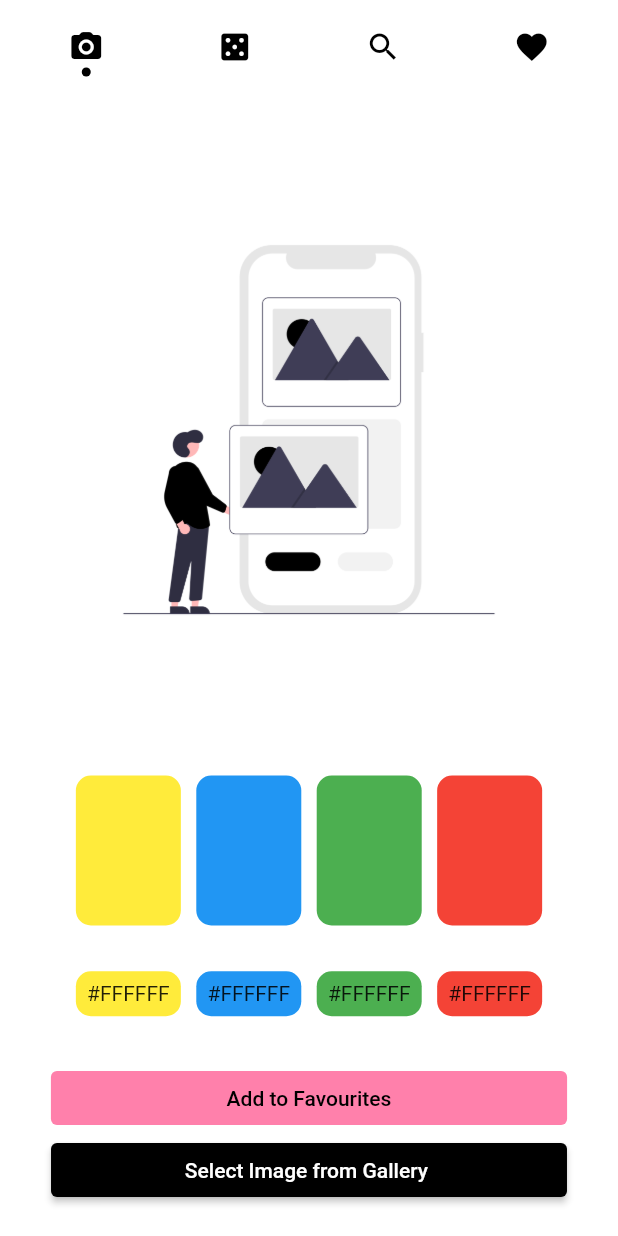
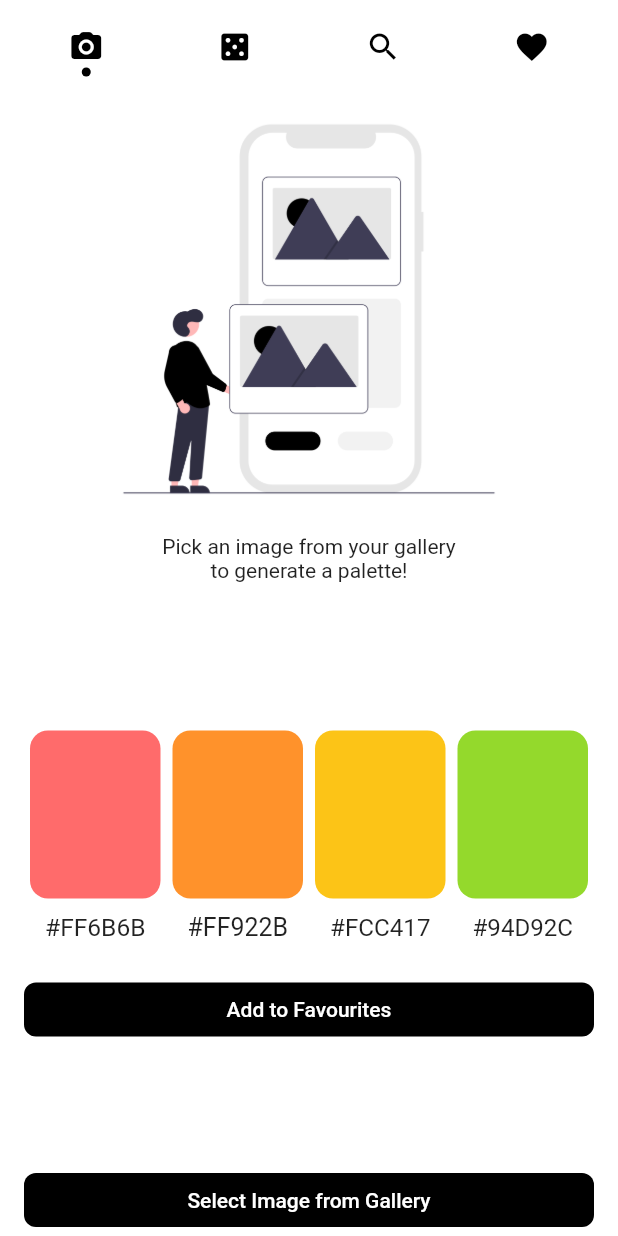
Before and after one commit to sudotensor/arcus, a Flutter app: the screen it shows after launch, on a phone screen of 412 x 824 dp. Run offline on Flutter 3.47's test engine with Material 2 defaults, Android fonts, the phone set to English and light mode, and no system bars; our stand-ins replace image_picker, tab_indicator_styler.

Commit message:
Update local image picker page

```diff
--- a/lib/local_image_picker.dart
+++ b/lib/local_image_picker.dart
@@ -43,171 +43,194 @@ class GalleryAccessState extends State<GalleryAccess> {
             child: new Column(
               mainAxisAlignment: MainAxisAlignment.center,
               children: <Widget>[
-                Spacer(),
                 SizedBox(
-                  height: 400.0,
                   width: 350.0,
                   child: galleryFile == null
-                      ? Center(child: new Container (
+                      ? Center(
+                          child: new Container(
                           height: 300.0,
                           width: 450.0,
                           color: Colors.transparent,
-                          child: Image.asset('assets/undraw_Organize_photos_re_ogcy.png'),
+                          child: Image.asset(
+                              'assets/undraw_Organize_photos_re_ogcy.png'),
                         ))
                       : Center(child: new Image.file(galleryFile)),
                 ),
+                Text(
+                  "Pick an image from your gallery\nto generate a palette!",
+                  textAlign: TextAlign.center,
+                ),
+                Padding(padding: EdgeInsets.only(top: 16)),
                 Spacer(),
-                Row (
+                Row(
                     mainAxisAlignment: MainAxisAlignment.spaceEvenly,
                     children: <Widget>[
-                    Padding (padding: EdgeInsets.all(15.0)),
-                    Container(
-                      height: 100.0,
-                      width: 70.0,
+                      Padding(padding: EdgeInsets.symmetric(horizontal: 8)),
+                      Flexible(
+                          flex: 1,
+                          child: Container(
+                              padding: EdgeInsets.all(4),
+                              height: 120.0,
                               color: Colors.transparent,
                               child: Container(
                                   decoration: BoxDecoration(
-                          color: Colors.yellow,
-                          borderRadius: BorderRadius.all(Radius.circular(10),
+                                color: Color(0xFFFF6b6b),
+                                borderRadius: BorderRadius.all(
+                                  Radius.circular(12),
                                 ),
-                      )
-                    )
-                    ),
-                    Container(
-                        height: 100.0,
-                        width: 70.0,
+                              )))),
+                      Flexible(
+                          flex: 1,
+                          child: Container(
+                              padding: EdgeInsets.all(4),
+                              height: 120.0,
                               color: Colors.transparent,
                               child: Container(
                                   decoration: BoxDecoration(
-                              color: Colors.blue,
-                              borderRadius: BorderRadius.all(Radius.circular(10),
+                                color: Color(0xFFff922b),
+                                borderRadius: BorderRadius.all(
+                                  Radius.circular(12),
                                 ),
-                            )
-                        )
-                    ),
-                    Container(
-                        height: 100.0,
-                        width: 70.0,
+                              )))),
+                      Flexible(
+                          flex: 1,
+                          child: Container(
+                              padding: EdgeInsets.all(4),
+                              height: 120.0,
                               color: Colors.transparent,
                               child: Container(
                                   decoration: BoxDecoration(
-                              color: Colors.green,
-                              borderRadius: BorderRadius.all(Radius.circular(10),
+                                color: Color(0xFFFCC417),
+                                borderRadius: BorderRadius.all(
+                                  Radius.circular(12),
                                 ),
-                            )
-                        )
-                    ),
-                    Container(
-                        height: 100.0,
-                        width: 70.0,
+                              )))),
+                      Flexible(
+                          flex: 1,
+                          child: Container(
+                              padding: EdgeInsets.all(4),
+                              height: 120.0,
                               color: Colors.transparent,
                               child: Container(
                                   decoration: BoxDecoration(
-                              color: Colors.red,
-                              borderRadius: BorderRadius.all(Radius.circular(10),
+                                color: Color(0xFF94d92c),
+                                borderRadius: BorderRadius.all(
+                                  Radius.circular(12),
                                 ),
-                            )
-                        )
-                    ),
-                    Padding (padding: EdgeInsets.all(15.0)),
-                  ]
-                ),
-                Spacer(),
-                Row (
+                              )))),
+                      Padding(padding: EdgeInsets.symmetric(horizontal: 8)),
+                    ]),
+                Row(
                     mainAxisAlignment: MainAxisAlignment.spaceEvenly,
                     children: <Widget>[
-                      Padding (padding: EdgeInsets.all(15.0)),
-                      Container(
+                      Padding(padding: EdgeInsets.symmetric(horizontal: 8.0)),
+                      Flexible(
+                          flex: 1,
+                          child: Container(
                             height: 30.0,
-                          width: 70.0,
+                            padding: EdgeInsets.symmetric(horizontal: 8),
                             color: Colors.transparent,
                             child: Container(
                               decoration: BoxDecoration(
-                                color: Colors.yellow,
-                                borderRadius: BorderRadius.all(Radius.circular(10),
+                                borderRadius: BorderRadius.all(
+                                  Radius.circular(10),
                                 ),
                               ),
-                            padding: EdgeInsets.all(7.0),
+                              padding: EdgeInsets.symmetric(horizontal: 6),
                               child: FittedBox(
-                              child: Text('#FFFFFF'),
+                                child: Text('#FF6B6B'),
                               ),
                             ),
-                      ),
-                      Container(
+                          )),
+                      Flexible(
+                          flex: 1,
+                          child: Container(
+                              padding: EdgeInsets.symmetric(horizontal: 8),
                               height: 30.0,
-                          width: 70.0,
                               color: Colors.transparent,
                               child: Container(
                                 decoration: BoxDecoration(
-                                color: Colors.blue,
-                                borderRadius: BorderRadius.all(Radius.circular(10),
+                                  borderRadius: BorderRadius.all(
+                                    Radius.circular(10),
                                   ),
                                 ),
-                            padding: EdgeInsets.all(7.0),
+                                padding: EdgeInsets.symmetric(horizontal: 6),
                                 child: FittedBox(
-                              child: Text('#FFFFFF'),
+                                  child: Text('#FF922B'),
                                 ),
-                          )
-                      ),
-                      Container(
+                              ))),
+                      Flexible(
+                          flex: 1,
+                          child: Container(
+                              padding: EdgeInsets.symmetric(horizontal: 8),
                               height: 30.0,
-                          width: 70.0,
                               color: Colors.transparent,
                               child: Container(
                                 decoration: BoxDecoration(
-                                color: Colors.green,
-                                borderRadius: BorderRadius.all(Radius.circular(10),
+                                  borderRadius: BorderRadius.all(
+                                    Radius.circular(10),
                                   ),
                                 ),
-                            padding: EdgeInsets.all(7.0),
+                                padding: EdgeInsets.symmetric(horizontal: 6),
                                 child: FittedBox(
-                              child: Text('#FFFFFF'),
+                                  child: Text('#FCC417'),
                                 ),
-                          )
-                      ),
-                      Container(
+                              ))),
+                      Flexible(
+                          flex: 1,
+                          child: Container(
+                              padding: EdgeInsets.symmetric(horizontal: 8),
                               height: 30.0,
-                          width: 70.0,
                               color: Colors.transparent,
                               child: Container(
                                 decoration: BoxDecoration(
-                                color: Colors.red,
-                                borderRadius: BorderRadius.all(Radius.circular(10),
+                                  borderRadius: BorderRadius.all(
+                                    Radius.circular(10),
                                   ),
                                 ),
-                            padding: EdgeInsets.all(7.0),
+                                padding: EdgeInsets.symmetric(horizontal: 6),
                                 child: FittedBox(
-                              child: Text('#FFFFFF'),
+                                  child: Text('#94D92C'),
                                 ),
-                          )
-                      ),
-                      Padding (padding: EdgeInsets.all(15.0)),
-                    ]
-                ),
-                Spacer(),
-                new ElevatedButton(
-                  style: ButtonStyle(
-                    backgroundColor: MaterialStateProperty.all<Color>(Colors.pinkAccent[100]),
-                  ),
+                              ))),
+                      Padding(padding: EdgeInsets.symmetric(horizontal: 8.0)),
+                    ]),
+                Padding(padding: EdgeInsets.only(top: 16)),
+                SafeArea(
+                    minimum: EdgeInsets.symmetric(horizontal: 16),
+                    child: ButtonTheme(
+                        minWidth: double.infinity,
+                        child: new FlatButton(
+                          shape: RoundedRectangleBorder(
+                              borderRadius: BorderRadius.circular(8.0)),
+                          color: Colors.black,
                           child: new Text(
-                    '                             Add to Favourites                             ',
-                    style: TextStyle(color: Colors.black.withOpacity(1),
-                   ),
-                  ),
-                  //onPressed: getImage,
-                ),
-                new ElevatedButton(
-                    style: ButtonStyle(
-                      backgroundColor: MaterialStateProperty.all<Color>(Colors.black),
-                    ),
-                  child: new Text(
-                    '                     Select Image from Gallery                      ',
-                    style: TextStyle(color: Colors.white.withOpacity(1),
+                            'Add to Favourites',
+                            textAlign: TextAlign.center,
+                            style: TextStyle(
+                              color: Colors.white.withOpacity(1),
                             ),
                           ),
                           onPressed: getImage,
+                        ))),
+                Spacer(),
+                SafeArea(
+                    minimum: EdgeInsets.symmetric(horizontal: 16),
+                    child: ButtonTheme(
+                        minWidth: double.infinity,
+                        child: new FlatButton(
+                          shape: RoundedRectangleBorder(
+                              borderRadius: BorderRadius.circular(8.0)),
+                          color: Colors.black,
+                          child: new Text(
+                            'Select Image from Gallery',
+                            textAlign: TextAlign.center,
+                            style: TextStyle(
+                              color: Colors.white.withOpacity(1),
                             ),
-                Padding (padding: EdgeInsets.all(10.0)),
+                          ),
+                          onPressed: getImage,
+                        ))),
               ],
             ),
           );
--- a/lib/tabs.dart
+++ b/lib/tabs.dart
@@ -20,6 +20,8 @@ class _MainPageState extends State<MainPage> {
           brightness: Brightness.light,
           primaryColor: Colors.white,
           accentColor: Colors.red[600],
+          highlightColor: Colors.transparent,
+          splashColor: Colors.transparent,
         ),
         home: DefaultTabController(
             length: 4,
```
Lines whose indentation alone changed are shown as unchanged.
